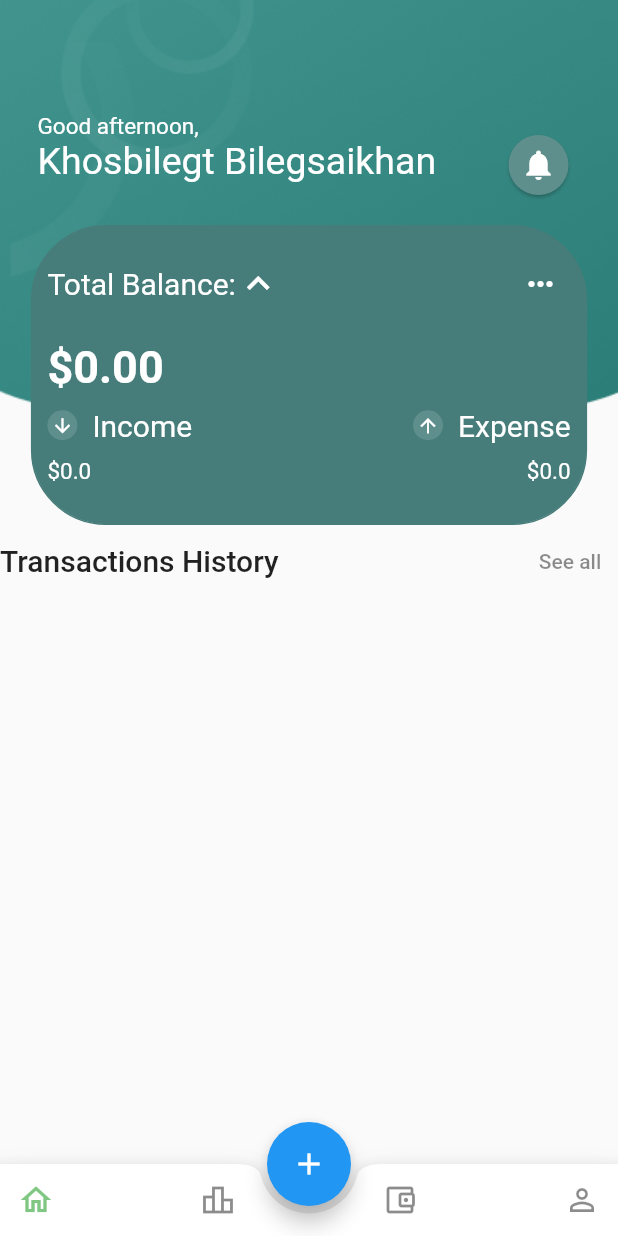
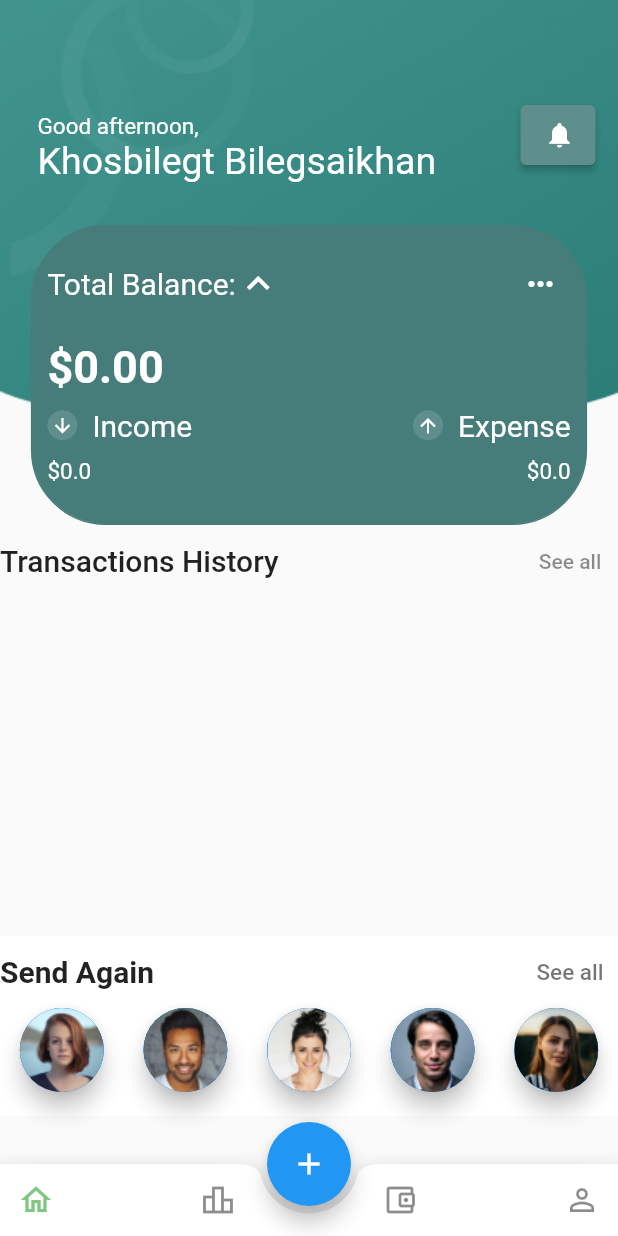
Before and after one commit to khosbilegt/TransactionsApp, a Flutter app: the screen it shows after launch, on a phone screen of 412 x 824 dp. Run offline on Flutter 3.47's test engine with Material 2 defaults, Android fonts, the phone set to English and light mode, and no system bars; drawn by our look-alikes of carousel_slider; our stand-ins replace cloud_firestore, dotted_border, firebase_core, shared_preferences; accounts and stored records are empty.

Commit message:
added send again

```diff
--- a/lib/home.dart
+++ b/lib/home.dart
@@ -19,6 +19,7 @@ class _HomePageState extends State<HomePage> {
   final List<Widget> transactions = [];
   bool hasReceivedTransactions = false;
   bool hasReceivedBalance = false;
+  bool isTotalBalanceHidden = false;
 
   Future getTransactions() async {
     if(!hasReceivedTransactions) {
@@ -116,6 +117,7 @@ class _HomePageState extends State<HomePage> {
           Center (
             child: mainArea()
           ),
+          sendAgain()
         ]
       )
     );
@@ -140,13 +142,15 @@ class _HomePageState extends State<HomePage> {
         ),
         color: balanceCardColor,
       ),
-      height: 200,
+      height: isTotalBalanceHidden ? 130 : 200,
       width: MediaQuery.of(context).size.width * 0.9,
       child: Column(
         crossAxisAlignment: CrossAxisAlignment.start,
         children: [
           totalBalanceText(),
+          isTotalBalanceHidden ? const Text("") :
           totalBalanceAmount(),
+          isTotalBalanceHidden ? const Text("") :
           Row(
             mainAxisAlignment: MainAxisAlignment.spaceBetween,
             children: [
@@ -179,11 +183,15 @@ class _HomePageState extends State<HomePage> {
                 height: 30,
                 child: FloatingActionButton(
                   heroTag: "fdfdwwr",
-                  onPressed: (){},
+                  onPressed: (){
+                    setState(() {
+                      isTotalBalanceHidden = !isTotalBalanceHidden;
+                    });
+                  },
                   backgroundColor: Colors.white.withOpacity(0),
                   elevation: 0,
-                  child: const Icon(
-                    Icons.keyboard_arrow_up,
+                  child: Icon(
+                    isTotalBalanceHidden ? Icons.keyboard_arrow_down : Icons.keyboard_arrow_up,
                     size: 30,
                   )
                 ),
@@ -207,7 +215,7 @@ class _HomePageState extends State<HomePage> {
 
   Widget totalBalanceAmount() {
     return Padding(
-      padding: EdgeInsets.only(left: 10),
+      padding: const EdgeInsets.only(left: 10),
       child: Text(
         "\$$balance.00",
         textAlign: TextAlign.start,
@@ -364,26 +372,73 @@ class _HomePageState extends State<HomePage> {
 
   Widget notificationsButton() {
     return Positioned(
-      top: 90,
-      right: 25,
-      child: SizedBox(
+      top: 70,
+      right: 15,
+      child: Container(
         height: 40,
-        child: FloatingActionButton(
-          heroTag: null,
-          backgroundColor: const Color.fromRGBO(94, 143, 140, 1),
-          elevation: 1,
+        width: 50,
+        child: ElevatedButton(
+          style: ElevatedButton.styleFrom(
+            backgroundColor: const Color.fromRGBO(94, 143, 140, 1),
+          ),
           onPressed: () {},
-          child: const Icon(Icons.notifications),
+          child: const Center(
+            child: Icon(Icons.notifications, size: 20),
+          )
         ),
       )
     );
   }
 
   Widget sendAgain() {
-    return Row(
-      children: [
-        FloatingActionButton(onPressed: () {}, child: const Image(image: AssetImage("assets/images/youtube.png")))
-      ],
+    return Positioned(
+      bottom: isTotalBalanceHidden ? 10 : 80,
+      child: Container(
+        height: 120,
+        width: MediaQuery.of(context).size.width,
+        decoration: const BoxDecoration(
+          color: Colors.white,
+        ),
+        child: SingleChildScrollView(
+            child: Column(
+              children: [
+                Row(
+                  mainAxisAlignment: MainAxisAlignment.spaceBetween,
+                  children: [
+                    const Text("Send Again", style: TextStyle(fontWeight: FontWeight.bold, fontSize: 20)),
+                    TextButton(
+                      onPressed: (() => {
+
+                      }),
+                      child: const Text("See all", style: TextStyle(fontSize: 15, color: Colors.black54)),
+                    )
+                  ],
+                ),
+                Row(
+                  mainAxisAlignment: MainAxisAlignment.spaceAround,
+                  crossAxisAlignment: CrossAxisAlignment.center,
+                  children: [
+                    sendButton("assets/images/person1.png"),
+                    sendButton("assets/images/person2.png"),
+                    sendButton("assets/images/person3.png"),
+                    sendButton("assets/images/person4.png"),
+                    sendButton("assets/images/person5.png"),
+                  ],
+                ),
+              ],
+            ),
+        )
+      )
+    );
+  }
+
+  Widget sendButton(String image) {
+    return FloatingActionButton(
+      onPressed: () {},
+      child: CircleAvatar(
+        backgroundImage: AssetImage(image),
+        radius: 200,
+      )
     );
   }
 }
--- a/lib/wallet.dart
+++ b/lib/wallet.dart
@@ -161,9 +161,34 @@ class _WalletWidgetState extends State<WalletWidget> {
       backgroundColor: Colors.white.withOpacity(0),
       elevation: 0,
       foregroundColor: Colors.white,
+      actions: [
+        notificationsButton(),
+      ],
       title: isConnect ? const Text("Connect Wallet") : const Text("Wallet"),
     );
   }
+
+ Widget notificationsButton() {
+    return Row(
+      children: [
+        SizedBox(
+          height: 40,
+          width: 50,
+          child: ElevatedButton(
+            style: ElevatedButton.styleFrom(
+              backgroundColor: const Color.fromRGBO(94, 143, 140, 1),
+            ),
+            onPressed: () {},
+            child: const Center(
+              child: Icon(Icons.notifications, size: 20),
+            )
+          ),
+        ),
+        const SizedBox(width: 20)
+      ],
+    );
+  }
+
 
   Widget topBox() {
     return const Positioned(
--- a/lib/wrapper.dart
+++ b/lib/wrapper.dart
@@ -36,6 +36,7 @@ class _WrapperWidgetState extends State<WrapperWidget> {
             height: MediaQuery.of(context).size.height,
             enableInfiniteScroll: false,
             viewportFraction: 1,
+            scrollPhysics: NeverScrollableScrollPhysics(),
             onPageChanged:(index, reason) => {
               currentIndex = index,
               setState(() {}),
```
Also changed, not shown: assets/images/person1.png (added), assets/images/person2.png (added), assets/images/person3.png (added), assets/images/person4.png (added), assets/images/person5.png (added).
